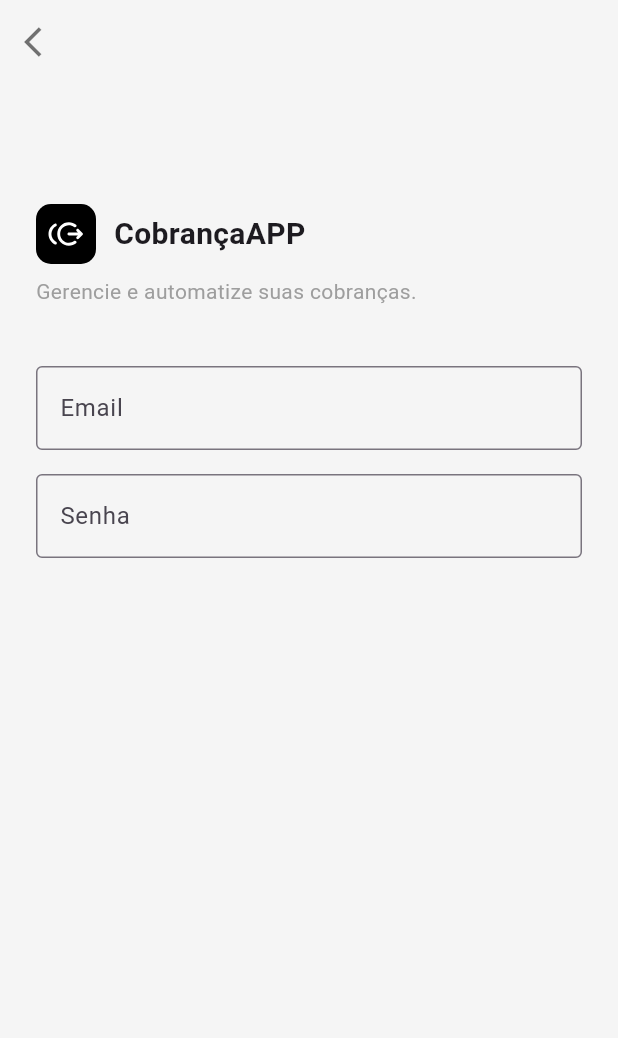
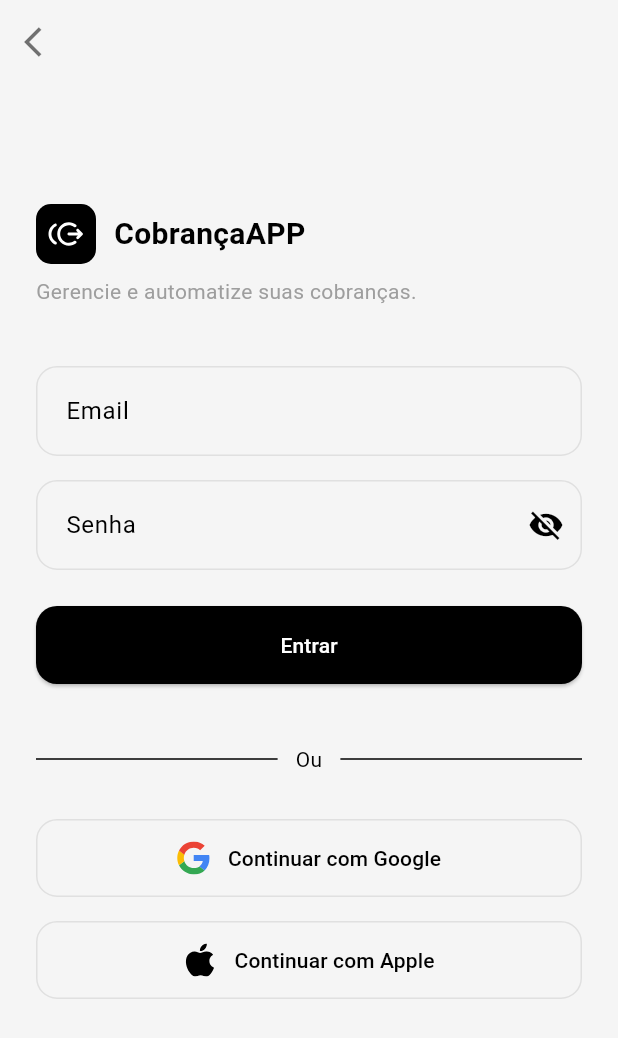
Before and after one commit to hpzynha/cobranca_app, a Flutter app: the LoginScreen screen opened by its route, on a phone screen of 412 x 824 dp. Shown: the top 1038 px of the screen. Run offline on Flutter 3.47's test engine with Material 3 defaults, Android fonts, the phone set to English and light mode, and no system bars; our stand-ins replace flutter_svg, go_router.

Commit message:
style and fix auth

```diff
--- /dev/null
+++ b/lib/core/theme/app_colors.dart
@@ -0,0 +1,14 @@
+import 'package:flutter/material.dart';
+
+class AppColors {
+  AppColors._();
+
+  static const Color primary = Colors.black;
+  static const Color background = Color(0xFFF5F5F5);
+  static const Color textPrimary = Colors.black;
+  static const Color textSecondary = Colors.black54;
+  static const Color border = Color(0xFFE0E0E0);
+  static const Color inputFill = Color(0xFFF3F3F3);
+
+  static const Color googleBorder = Color(0xFFDDDDDD);
+}
--- /dev/null
+++ b/lib/core/theme/app_text_styles.dart
@@ -0,0 +1,22 @@
+import 'package:flutter/material.dart';
+import 'app_colors.dart';
+
+class AppTextStyles {
+  AppTextStyles._();
+
+  static const TextStyle heading = TextStyle(
+    fontSize: 22,
+    fontWeight: FontWeight.bold,
+    color: AppColors.textPrimary,
+  );
+
+  static const TextStyle body = TextStyle(
+    fontSize: 15,
+    color: AppColors.textSecondary,
+  );
+
+  static const TextStyle button = TextStyle(
+    fontWeight: FontWeight.w500,
+    color: Colors.white,
+  );
+}
--- /dev/null
+++ b/lib/core/theme/app_theme.dart
@@ -0,0 +1,28 @@
+import 'package:flutter/material.dart';
+import 'app_colors.dart';
+
+class AppTheme {
+  AppTheme._();
+
+  static ThemeData lightTheme = ThemeData(
+    useMaterial3: true,
+    scaffoldBackgroundColor: AppColors.background,
+    colorScheme: const ColorScheme.light(primary: AppColors.primary),
+    inputDecorationTheme: InputDecorationTheme(
+      filled: true,
+      fillColor: AppColors.inputFill,
+      border: OutlineInputBorder(
+        borderRadius: BorderRadius.circular(14),
+        borderSide: BorderSide(color: AppColors.border),
+      ),
+      enabledBorder: OutlineInputBorder(
+        borderRadius: BorderRadius.circular(14),
+        borderSide: BorderSide(color: AppColors.border),
+      ),
+      focusedBorder: OutlineInputBorder(
+        borderRadius: BorderRadius.circular(14),
+        borderSide: BorderSide(color: AppColors.primary),
+      ),
+    ),
+  );
+}
--- a/lib/features/auth/presentation/screens/login_screen.dart
+++ b/lib/features/auth/presentation/screens/login_screen.dart
@@ -1,9 +1,42 @@
+import 'package:app_cobranca/features/auth/presentation/widgets/auth_text_field.dart';
+import 'package:app_cobranca/features/auth/presentation/widgets/social_auth_button.dart';
 import 'package:app_cobranca/features/auth/presentation/widgets/tween_animation_builder_widget.dart';
 import 'package:flutter/material.dart';
 import 'package:go_router/go_router.dart';
 
-class LoginScreen extends StatelessWidget {
+class LoginScreen extends StatefulWidget {
   const LoginScreen({super.key});
+
+  @override
+  State<LoginScreen> createState() => _LoginScreenState();
+}
+
+class _LoginScreenState extends State<LoginScreen> {
+  final _formKey = GlobalKey<FormState>();
+
+  final _emailController = TextEditingController();
+  final _passwordController = TextEditingController();
+
+  bool _isLoading = false;
+
+  void _submit() async {
+    if (!_formKey.currentState!.validate()) return;
+
+    setState(() => _isLoading = true);
+
+    await Future.delayed(const Duration(seconds: 2));
+
+    setState(() => _isLoading = false);
+
+    // navegar ou mostrar erro
+  }
+
+  @override
+  void dispose() {
+    _emailController.dispose();
+    _passwordController.dispose();
+    super.dispose();
+  }
 
   @override
   Widget build(BuildContext context) {
@@ -23,6 +56,8 @@ class LoginScreen extends StatelessWidget {
         child: Padding(
           padding: EdgeInsets.symmetric(horizontal: 24),
           child: Center(
+            child: Form(
+              key: _formKey,
               child: Column(
                 crossAxisAlignment: CrossAxisAlignment.start,
                 children: [
@@ -34,21 +69,76 @@ class LoginScreen extends StatelessWidget {
                     style: TextStyle(color: Colors.grey),
                   ),
                   SizedBox(height: 40),
-                TextField(
-                  decoration: InputDecoration(
-                    labelText: 'Email',
-                    border: OutlineInputBorder(),
+                  AuthTextField(
+                    label: 'Email',
+                    controller: _emailController,
+                    keyboardType: TextInputType.name,
+                    validator: (value) {
+                      if (value == null || value.isEmpty) {
+                        return 'Digite seu email';
+                      }
+                      return null;
+                    },
+                  ),
+                  const SizedBox(height: 16),
+
+                  AuthTextField(
+                    label: 'Senha',
+                    controller: _passwordController,
+                    isPassword: true,
+                    validator: (value) {
+                      if (value == null || value.length < 6) {
+                        return 'Senha Invalida';
+                      }
+                      return null;
+                    },
+                  ),
+
+                  const SizedBox(height: 24),
+
+                  SizedBox(
+                    width: double.infinity,
+                    height: 52,
+                    child: ElevatedButton(
+                      onPressed: _isLoading ? null : _submit,
+                      style: ElevatedButton.styleFrom(
+                        backgroundColor: Colors.black,
+                        shape: RoundedRectangleBorder(
+                          borderRadius: BorderRadius.circular(14),
                         ),
                       ),
-                const SizedBox(height: 16),
-                TextField(
-                  obscureText: true,
-                  decoration: InputDecoration(
-                    labelText: 'Senha',
-                    border: OutlineInputBorder(),
+                      child:
+                          _isLoading
+                              ? CircularProgressIndicator(color: Colors.white)
+                              : Text(
+                                'Entrar',
+                                style: TextStyle(color: Colors.white),
                               ),
                     ),
+                  ),
+                  const SizedBox(height: 40),
+                  Row(
+                    children: const [
+                      Expanded(child: Divider()),
+                      Padding(
+                        padding: EdgeInsets.symmetric(horizontal: 12),
+                        child: Text('Ou'),
+                      ),
+                      Expanded(child: Divider()),
                     ],
+                  ),
+                  const SizedBox(height: 30),
+                  SocialAuthButton(
+                    text: 'Continuar com Google',
+                    logoPath: 'assets/images/google_logo.svg',
+                  ),
+                  const SizedBox(height: 16),
+                  SocialAuthButton(
+                    text: 'Continuar com Apple',
+                    logoPath: 'assets/images/apple_logo.svg',
+                  ),
+                ],
+              ),
             ),
           ),
         ),
--- /dev/null
+++ b/lib/features/auth/presentation/widgets/auth_text_field.dart
@@ -0,0 +1,71 @@
+import 'package:flutter/material.dart';
+
+class AuthTextField extends StatefulWidget {
+  final String label;
+  final TextEditingController controller;
+  final bool isPassword;
+  final TextInputType keyboardType;
+  final String? Function(String?)? validator;
+
+  const AuthTextField({
+    super.key,
+    required this.label,
+    required this.controller,
+    this.isPassword = false,
+    this.keyboardType = TextInputType.text,
+    this.validator,
+  });
+
+  @override
+  State<AuthTextField> createState() => _AuthTextFieldState();
+}
+
+class _AuthTextFieldState extends State<AuthTextField> {
+  bool _obscureText = true;
+
+  @override
+  Widget build(BuildContext context) {
+    final isPassword = widget.isPassword;
+
+    return TextFormField(
+      controller: widget.controller,
+      keyboardType: widget.keyboardType,
+      obscureText: isPassword ? _obscureText : false,
+      validator: widget.validator,
+      decoration: InputDecoration(
+        labelText: widget.label,
+        filled: true,
+        fillColor: Colors.grey.shade100,
+        contentPadding: const EdgeInsets.symmetric(
+          horizontal: 16,
+          vertical: 18,
+        ),
+        border: OutlineInputBorder(
+          borderRadius: BorderRadius.circular(14),
+          borderSide: BorderSide(color: Colors.grey.shade300),
+        ),
+        enabledBorder: OutlineInputBorder(
+          borderRadius: BorderRadius.circular(14),
+          borderSide: BorderSide(color: Colors.grey.shade300),
+        ),
+        focusedBorder: OutlineInputBorder(
+          borderRadius: BorderRadius.circular(14),
+          borderSide: const BorderSide(color: Colors.black),
+        ),
+        suffixIcon:
+            isPassword
+                ? IconButton(
+                  icon: Icon(
+                    _obscureText ? Icons.visibility_off : Icons.visibility,
+                  ),
+                  onPressed: () {
+                    setState(() {
+                      _obscureText = !_obscureText;
+                    });
+                  },
+                )
+                : null,
+      ),
+    );
+  }
+}
--- a/lib/main.dart
+++ b/lib/main.dart
@@ -1,3 +1,4 @@
+import 'package:app_cobranca/core/theme/app_theme.dart';
 import 'package:flutter/material.dart';
 import 'core/router/app_router.dart';
 
@@ -13,6 +14,7 @@ class MyApp extends StatelessWidget {
     return MaterialApp.router(
       debugShowCheckedModeBanner: false,
       routerConfig: appRouter,
+      theme: AppTheme.lightTheme,
     );
   }
 }
```
Also changed, not shown: lib/core/theme/app_spacing.dart (added). Lines whose indentation alone changed are shown as unchanged.
